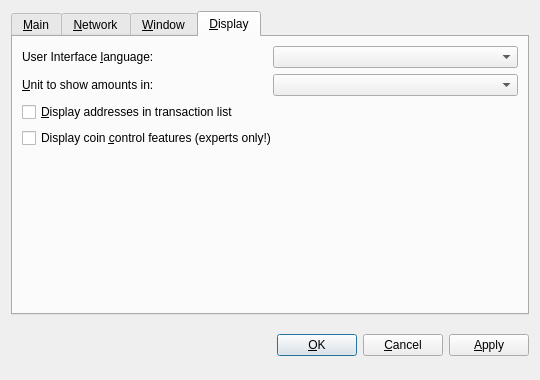
First picture: the form in src/qt/forms/optionsdialog.ui, repository MERCOINMRN/Mercoin, before the edit.
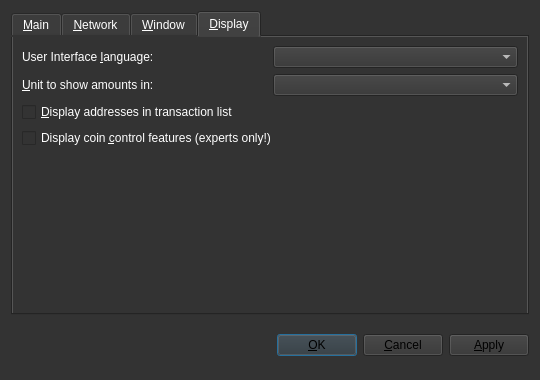
Second picture: the form after the edit. The open tabs and pages were chosen to show the change. Custom widgets are drawn as their Qt base class.

```diff
--- a/src/qt/forms/optionsdialog.ui
+++ b/src/qt/forms/optionsdialog.ui
@@ -13,12 +13,21 @@
   <property name="windowTitle">
    <string>Options</string>
   </property>
+  <property name="styleSheet">
+   <string notr="true">
+background-color:rgb(51, 51, 51);</string>
+  </property>
   <property name="modal">
    <bool>true</bool>
   </property>
   <layout class="QVBoxLayout" name="verticalLayout">
    <item>
     <widget class="QTabWidget" name="tabWidget">
+     <property name="styleSheet">
+      <string notr="true">color: rgb(255, 255, 255);
+background-color:rgb(51, 51, 51);
+</string>
+     </property>
      <property name="tabPosition">
       <enum>QTabWidget::North</enum>
      </property>
@@ -485,9 +494,14 @@
   </layout>
  </widget>
  <customwidgets>
+  <customwidget>
+   <class>QValidatedLineEdit</class>
+   <extends>QLineEdit</extends>
+   <header>qvalidatedlineedit.h</header>
+  </customwidget>
   <customwidget>
    <class>BitcoinAmountField</class>
-   <extends>QSpinBox</extends>
+   <extends>QLineEdit</extends>
    <header>bitcoinamountfield.h</header>
   </customwidget>
   <customwidget>
@@ -495,11 +509,6 @@
    <extends>QComboBox</extends>
    <header>qvaluecombobox.h</header>
   </customwidget>
-  <customwidget>
-   <class>QValidatedLineEdit</class>
-   <extends>QLineEdit</extends>
-   <header>qvalidatedlineedit.h</header>
-  </customwidget>
  </customwidgets>
  <resources/>
  <connections/>
```
Left out of the diff: 3 changed lines with no effect on the pictures.
